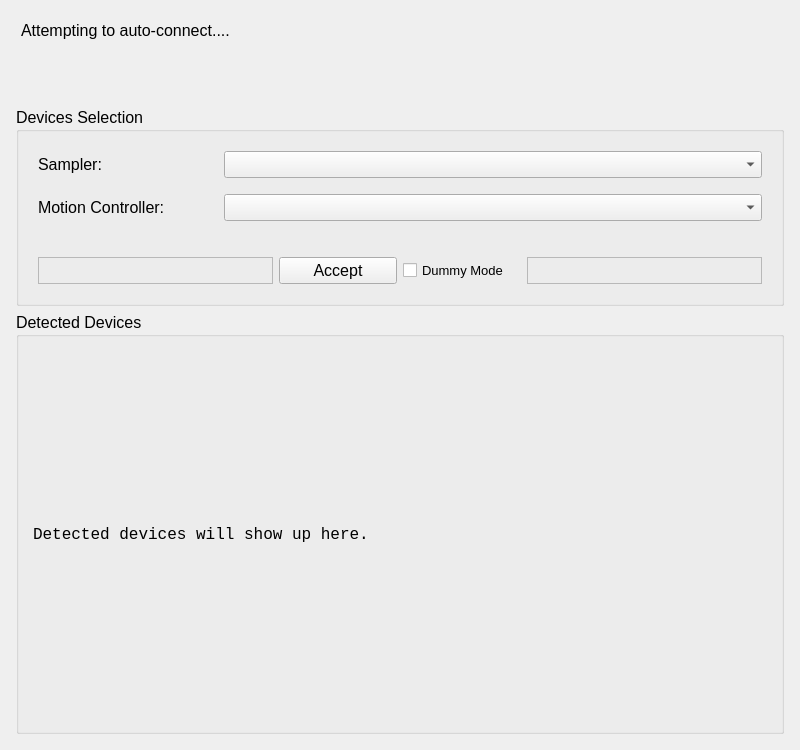
Old version of the form ui/device_manager.ui in the repository mitbailey/MMC.
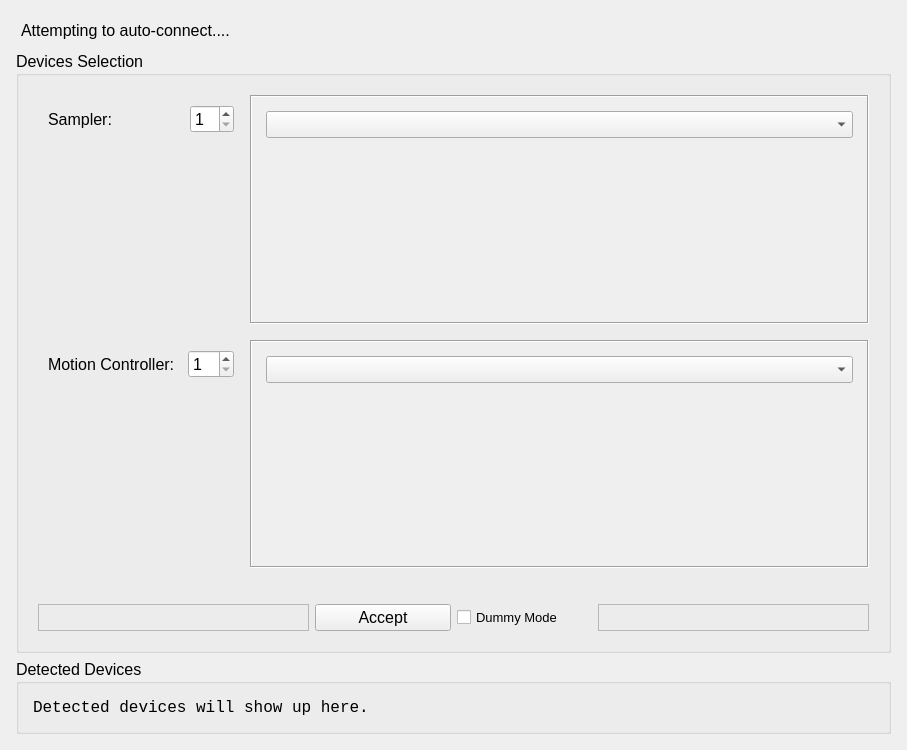
New version of the form.

Commit message: Removed color wheel, added support for multiple motion controllers (up to 32) and multiple samplers (up to 2) in the Device Manager.

```diff
--- a/ui/device_manager.ui
+++ b/ui/device_manager.ui
@@ -6,7 +6,7 @@
    <rect>
     <x>0</x>
     <y>0</y>
-    <width>800</width>
+    <width>907</width>
     <height>750</height>
    </rect>
   </property>
@@ -21,7 +21,7 @@
   </property>
   <layout class="QGridLayout" name="gridLayout">
    <item row="0" column="0">
-    <layout class="QVBoxLayout" name="verticalLayout" stretch="1,1,5">
+    <layout class="QVBoxLayout" name="verticalLayout" stretch="0,1,0">
      <property name="leftMargin">
       <number>5</number>
      </property>
@@ -110,14 +110,110 @@
              <number>5</number>
             </property>
             <item>
-             <widget class="QLabel" name="label_3">
-              <property name="text">
-               <string>Sampler:</string>
+             <layout class="QVBoxLayout" name="verticalLayout_6">
+              <property name="leftMargin">
+               <number>5</number>
               </property>
-             </widget>
+              <property name="topMargin">
+               <number>5</number>
+              </property>
+              <property name="rightMargin">
+               <number>5</number>
+              </property>
+              <property name="bottomMargin">
+               <number>5</number>
+              </property>
+              <item>
+               <layout class="QHBoxLayout" name="horizontalLayout_8" stretch="1,0">
+                <property name="leftMargin">
+                 <number>5</number>
+                </property>
+                <property name="topMargin">
+                 <number>5</number>
+                </property>
+                <property name="rightMargin">
+                 <number>5</number>
+                </property>
+                <property name="bottomMargin">
+                 <number>5</number>
+                </property>
+                <item>
+                 <widget class="QLabel" name="label_3">
+                  <property name="text">
+                   <string>Sampler:</string>
+                  </property>
+                 </widget>
+                </item>
+                <item>
+                 <widget class="QSpinBox" name="num_samplers">
+                  <property name="minimumSize">
+                   <size>
+                    <width>44</width>
+                    <height>27</height>
+                   </size>
+                  </property>
+                  <property name="minimum">
+                   <number>1</number>
+                  </property>
+                  <property name="maximum">
+                   <number>2</number>
+                  </property>
+                 </widget>
+                </item>
+               </layout>
+              </item>
+              <item>
+               <spacer name="verticalSpacer">
+                <property name="orientation">
+                 <enum>Qt::Vertical</enum>
+                </property>
+                <property name="sizeHint" stdset="0">
+                 <size>
+                  <width>20</width>
+                  <height>40</height>
+                 </size>
+                </property>
+               </spacer>
+              </item>
+             </layout>
             </item>
             <item>
-             <widget class="QComboBox" name="samp_combo"/>
+             <widget class="QScrollArea" name="scrollArea_2">
+              <property name="frameShape">
+               <enum>QFrame::Box</enum>
+              </property>
+              <property name="widgetResizable">
+               <bool>true</bool>
+              </property>
+              <widget class="QWidget" name="scrollAreaWidgetContents_2">
+               <property name="geometry">
+                <rect>
+                 <x>0</x>
+                 <y>0</y>
+                 <width>621</width>
+                 <height>224</height>
+                </rect>
+               </property>
+               <layout class="QVBoxLayout" name="verticalLayout_4">
+                <item>
+                 <layout class="QVBoxLayout" name="sampler_combo_layout">
+                  <property name="leftMargin">
+                   <number>5</number>
+                  </property>
+                  <property name="topMargin">
+                   <number>5</number>
+                  </property>
+                  <property name="rightMargin">
+                   <number>5</number>
+                  </property>
+                  <item alignment="Qt::AlignTop">
+                   <widget class="QComboBox" name="samp_combo"/>
+                  </item>
+                 </layout>
+                </item>
+               </layout>
+              </widget>
+             </widget>
             </item>
            </layout>
           </item>
@@ -136,19 +232,137 @@
              <number>5</number>
             </property>
             <item>
-             <widget class="QLabel" name="label_4">
-              <property name="text">
-               <string>Motion Controller:</string>
+             <layout class="QVBoxLayout" name="verticalLayout_7">
+              <property name="leftMargin">
+               <number>5</number>
               </property>
-             </widget>
+              <property name="topMargin">
+               <number>5</number>
+              </property>
+              <property name="rightMargin">
+               <number>5</number>
+              </property>
+              <property name="bottomMargin">
+               <number>5</number>
+              </property>
+              <item>
+               <layout class="QHBoxLayout" name="horizontalLayout_9" stretch="1,0">
+                <property name="leftMargin">
+                 <number>5</number>
+                </property>
+                <property name="topMargin">
+                 <number>5</number>
+                </property>
+                <property name="rightMargin">
+                 <number>5</number>
+                </property>
+                <property name="bottomMargin">
+                 <number>5</number>
+                </property>
+                <item>
+                 <widget class="QLabel" name="label_4">
+                  <property name="text">
+                   <string>Motion Controller:</string>
+                  </property>
+                 </widget>
+                </item>
+                <item>
+                 <widget class="QSpinBox" name="num_motion_controllers">
+                  <property name="minimumSize">
+                   <size>
+                    <width>44</width>
+                    <height>27</height>
+                   </size>
+                  </property>
+                  <property name="minimum">
+                   <number>1</number>
+                  </property>
+                  <property name="maximum">
+                   <number>32</number>
+                  </property>
+                 </widget>
+                </item>
+               </layout>
+              </item>
+              <item>
+               <spacer name="verticalSpacer_3">
+                <property name="orientation">
+                 <enum>Qt::Vertical</enum>
+                </property>
+                <property name="sizeHint" stdset="0">
+                 <size>
+                  <width>20</width>
+                  <height>40</height>
+                 </size>
+                </property>
+               </spacer>
+              </item>
+             </layout>
             </item>
             <item>
-             <widget class="QComboBox" name="mtn_combo"/>
+             <widget class="QScrollArea" name="scrollArea">
+              <property name="frameShape">
+               <enum>QFrame::Box</enum>
+              </property>
+              <property name="frameShadow">
+               <enum>QFrame::Sunken</enum>
+              </property>
+              <property name="widgetResizable">
+               <bool>true</bool>
+              </property>
+              <widget class="QWidget" name="scrollAreaWidgetContents">
+               <property name="geometry">
+                <rect>
+                 <x>0</x>
+                 <y>0</y>
+                 <width>621</width>
+                 <height>224</height>
+                </rect>
+               </property>
+               <layout class="QVBoxLayout" name="verticalLayout_3">
+                <item>
+                 <layout class="QVBoxLayout" name="mtn_ctrl_combo_layout">
+                  <property name="sizeConstraint">
+                   <enum>QLayout::SetDefaultConstraint</enum>
+                  </property>
+                  <property name="leftMargin">
+                   <number>5</number>
+                  </property>
+                  <property name="topMargin">
+                   <number>5</number>
+                  </property>
+                  <property name="rightMargin">
+                   <number>5</number>
+                  </property>
+                  <property name="bottomMargin">
+                   <number>5</number>
+                  </property>
+                  <item alignment="Qt::AlignTop">
+                   <widget class="QComboBox" name="mtn_combo"/>
+                  </item>
+                 </layout>
+                </item>
+                <item>
+                 <spacer name="verticalSpacer_2">
+                  <property name="orientation">
+                   <enum>Qt::Vertical</enum>
+                  </property>
+                  <property name="sizeHint" stdset="0">
+                   <size>
+                    <width>20</width>
+                    <height>40</height>
+                   </size>
+                  </property>
+                 </spacer>
+                </item>
+               </layout>
+              </widget>
+             </widget>
             </item>
            </layout>
           </item>
           <item>
-           <layout class="QHBoxLayout" name="horizontalLayout_5" stretch="1,3">
+           <layout class="QHBoxLayout" name="horizontalLayout_5" stretch="">
             <property name="leftMargin">
              <number>5</number>
             </property>
```
The commit also changes 1 other file.
